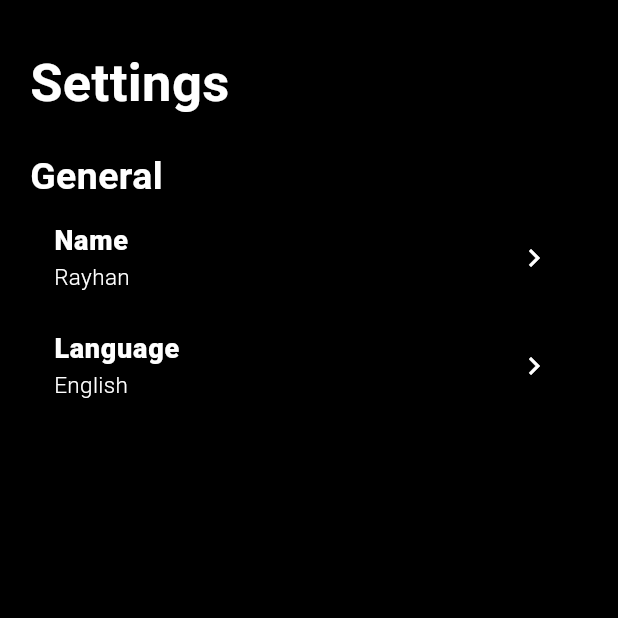
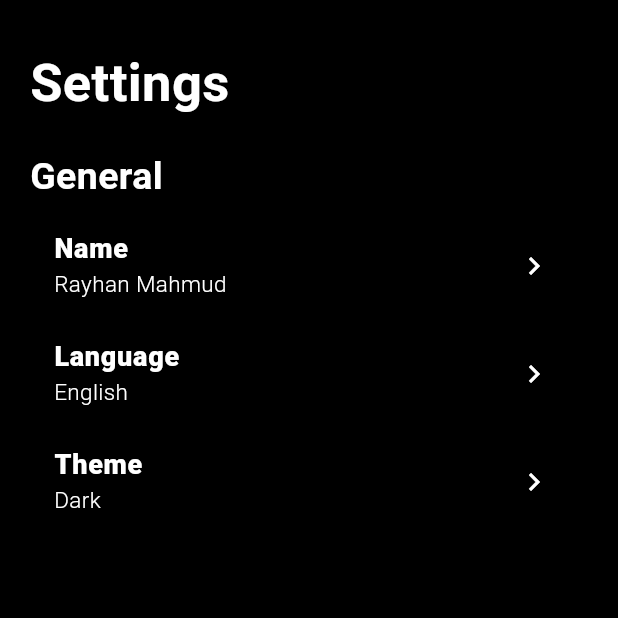
Before and after one commit to Rayhan1546/fluttermovieapp, a Flutter app: the SettingsPageUi screen opened directly, on a phone screen of 412 x 824 dp, the top half of it. Run offline on Flutter 3.47's test engine with Material 3 defaults, Android fonts, the phone set to English and light mode, and no system bars; our stand-ins replace hive, shared_preferences, shimmer; accounts and stored records are empty; generated files the repository leaves out were written again; network calls fail.

```diff
--- a/lib/data/hive_database/movie.dart
+++ b/lib/data/hive_database/movie.dart
@@ -26,7 +26,7 @@ class Movie extends HiveObject {
   int? runtime;
 
   @HiveField(7)
-  List<dynamic>? genres;
+  List<String>? genres;
 
 
   Movie(this.title, this.id, this.language, this.rating, this.largecoverimage,
--- a/lib/data/local/local_movie_source.dart
+++ b/lib/data/local/local_movie_source.dart
@@ -38,7 +38,7 @@ class LocalMovieSource {
               e.largeCoverImage,
               e.runtime,
               e.year,
-              e.genres,
+              (e.genres ?? []).cast<String>(),
             ),
           )
           .toList());
--- a/lib/features/page_transitions/widgets/transition_pages.dart
+++ b/lib/features/page_transitions/widgets/transition_pages.dart
@@ -1,6 +1,7 @@
 import 'package:flutter/material.dart';
 import 'package:mymovieapp/features/home_page/homepage_ui.dart';
 import 'package:mymovieapp/features/search_page/search_page_ui.dart';
+import 'package:mymovieapp/features/settings_page/settings_page_ui.dart';
 import 'package:mymovieapp/features/watch_list/watch_list_ui.dart';
 
 class TransitionPages {
@@ -13,7 +14,7 @@ class TransitionPages {
       case 2:
         return WatchListUi();
       case 3:
-        return const Scaffold();
+        return SettingsPageUi();
       default:
         return null;
     }
--- a/lib/features/search_page/search_page_ui.dart
+++ b/lib/features/search_page/search_page_ui.dart
@@ -5,6 +5,7 @@ import 'package:mymovieapp/data/models/watch_list_movie_model.dart';
 import 'package:mymovieapp/features/movie_details/movie_details_ui.dart';
 import 'package:mymovieapp/features/search_page/filter_page/filter_page_ui.dart';
 import 'package:mymovieapp/features/search_page/search_page_viewmodel.dart';
+import 'package:flutter_gen/gen_l10n/app_localizations.dart';
 
 class SearchPageUi extends StatelessWidget {
   SearchPageUi({super.key});
@@ -28,8 +29,8 @@ class SearchPageUi extends StatelessWidget {
                 children: [
                   Row(
                     children: [
-                      const Text(
-                        "Search.",
+                      Text(
+                        AppLocalizations.of(context)!.search,
                         style: TextStyle(
                             fontSize: 25,
                             color: Colors.white,
--- a/lib/features/settings_page/settings_page_ui.dart
+++ b/lib/features/settings_page/settings_page_ui.dart
@@ -1,7 +1,12 @@
 import 'package:flutter/material.dart';
+import 'package:mymovieapp/features/settings_page/widgets/dialog_box_ui.dart';
+import 'package:mymovieapp/features/settings_page/widgets/enums.dart';
+import 'package:mymovieapp/main_viewmodel.dart';
 
 class SettingsPageUi extends StatelessWidget {
-  const SettingsPageUi({super.key});
+  SettingsPageUi({super.key});
+
+  MainViewmodel mainViewmodel = MainViewmodel.getInstance();
 
   @override
   Widget build(BuildContext context) {
@@ -31,7 +36,10 @@ class SettingsPageUi extends StatelessWidget {
                       color: Colors.white,
                       fontWeight: FontWeight.bold),
                 ),
-                generalSettingUi(),
+                SizedBox(
+                  height: 5,
+                ),
+                generalSettingUi(context),
               ],
             ),
           ),
@@ -40,20 +48,26 @@ class SettingsPageUi extends StatelessWidget {
     );
   }
 
-  Widget generalSettingUi() {
+  Widget generalSettingUi(BuildContext context) {
+    return ValueListenableBuilder(
+        valueListenable: mainViewmodel.language,
+        builder: (context, language, _) {
           return Column(
             crossAxisAlignment: CrossAxisAlignment.start,
             children: [
               ListTile(
+                onTap: () {},
                 title: Text('Name',
                     style: TextStyle(
                         fontSize: 18,
                         color: Colors.white,
                         fontWeight: FontWeight.w800)),
                 subtitle: Text(
-            'Rayhan',
+                  'Rayhan Mahmud',
                   style: TextStyle(
-                fontSize: 15, color: Colors.white, fontWeight: FontWeight.w300),
+                      fontSize: 15,
+                      color: Colors.white,
+                      fontWeight: FontWeight.w300),
                 ),
                 trailing: Icon(
                   Icons.navigate_next_outlined,
@@ -67,16 +81,41 @@ class SettingsPageUi extends StatelessWidget {
                         color: Colors.white,
                         fontWeight: FontWeight.w800)),
                 subtitle: Text(
-            'English',
+                  language.getLanguageName(),
                   style: TextStyle(
-                fontSize: 15, color: Colors.white, fontWeight: FontWeight.w300),
+                      fontSize: 15,
+                      color: Colors.white,
+                      fontWeight: FontWeight.w300),
                 ),
                 trailing: Icon(
                   Icons.navigate_next_outlined,
                   color: Colors.white,
                 ),
+                onTap: () {
+                  DialogBoxUi(context);
+                },
+              ),
+              ListTile(
+                title: Text('Theme',
+                    style: TextStyle(
+                        fontSize: 18,
+                        color: Colors.white,
+                        fontWeight: FontWeight.w800)),
+                subtitle: Text(
+                  'Dark',
+                  style: TextStyle(
+                      fontSize: 15,
+                      color: Colors.white,
+                      fontWeight: FontWeight.w300),
+                ),
+                trailing: Icon(
+                  Icons.navigate_next_outlined,
+                  color: Colors.white,
+                ),
+                onTap: () {},
               ),
             ],
           );
+        });
   }
 }
--- /dev/null
+++ b/lib/features/settings_page/widgets/enums.dart
@@ -0,0 +1,22 @@
+enum Language {
+  English,
+  Bangla;
+
+  String getLocal() {
+    switch (this) {
+      case Language.English:
+        return 'en';
+      case Language.Bangla:
+        return 'bn';
+    }
+  }
+
+  String getLanguageName() {
+    switch (this) {
+      case Language.English:
+        return 'English';
+      case Language.Bangla:
+        return 'Bangla';
+    }
+  }
+}
--- a/lib/l10n/app_bn.arb
+++ b/lib/l10n/app_bn.arb
@@ -1,5 +1,6 @@
 {
     "welcome": "স্বাগতম",
+    "name": "রায়হান মাহমুদ",
     "movie_hub":"মুভি হাব",
     "search": "অনুসন্ধান করুন",
     "favourite_movie": "পছন্দের সিনেমা",
--- a/lib/l10n/app_en.arb
+++ b/lib/l10n/app_en.arb
@@ -1,6 +1,7 @@
 {
     "welcome": "Welcome Back",
-    "movie_hub":"Movie HUB",
+    "name": "Rayhan Mahmud",
+    "movie_hub": "Movie HUB",
     "search": "Search",
     "favourite_movie": "favourite_movie",
     "top_movie": "Top Movie",
--- a/lib/main_viewmodel.dart
+++ b/lib/main_viewmodel.dart
@@ -1,26 +1,30 @@
-import 'package:flutter/cupertino.dart';
+import 'package:flutter/material.dart';
+import 'data/local/language_data_source.dart';
+import 'features/settings_page/widgets/enums.dart';
 
 class MainViewmodel {
   static MainViewmodel? mainViewmodel;
 
-  static getInstance() {
+  static MainViewmodel getInstance() {
     mainViewmodel ??= MainViewmodel();
-    return mainViewmodel;
+    return mainViewmodel!;
   }
 
-  ValueNotifier<Language> language = ValueNotifier(Language.english);
-}
+  MainViewmodel() {
+    _loadLanguage();
+  }
 
-enum Language {
-  english,
-  bangla;
+  ValueNotifier<Language> language = ValueNotifier(Language.English);
 
-  String getLocal() {
-    switch (this) {
-      case Language.english:
-        return 'en';
-      case Language.bangla:
-        return 'bn';
+  void _loadLanguage() async {
+    Language? savedLanguage = await LanguagePreferences.getLanguage();
+    if (savedLanguage != null) {
+      language.value = savedLanguage;
     }
   }
+
+  void onClickSetLanguage(Language language) {
+    this.language.value = language;
+    LanguagePreferences.setLanguage(language);
+  }
 }
```
Also changed, not shown: lib/data/local/language_data_source.dart (added, +20 -0 lines), lib/data/sqlite_database/sqlite_movie_model.dart (deleted, +0 -39 lines), lib/features/home_page/homepage_ui.dart (+8 -8 lines), lib/features/home_page/widgets/pageview_builder.dart (+4 -3 lines), lib/features/settings_page/widgets/dialog_box_ui.dart (added, +48 -0 lines), lib/main.dart (+3 -8 lines), lib/data/hive_database/movie.g.dart. Lines whose indentation alone changed are shown as unchanged.
